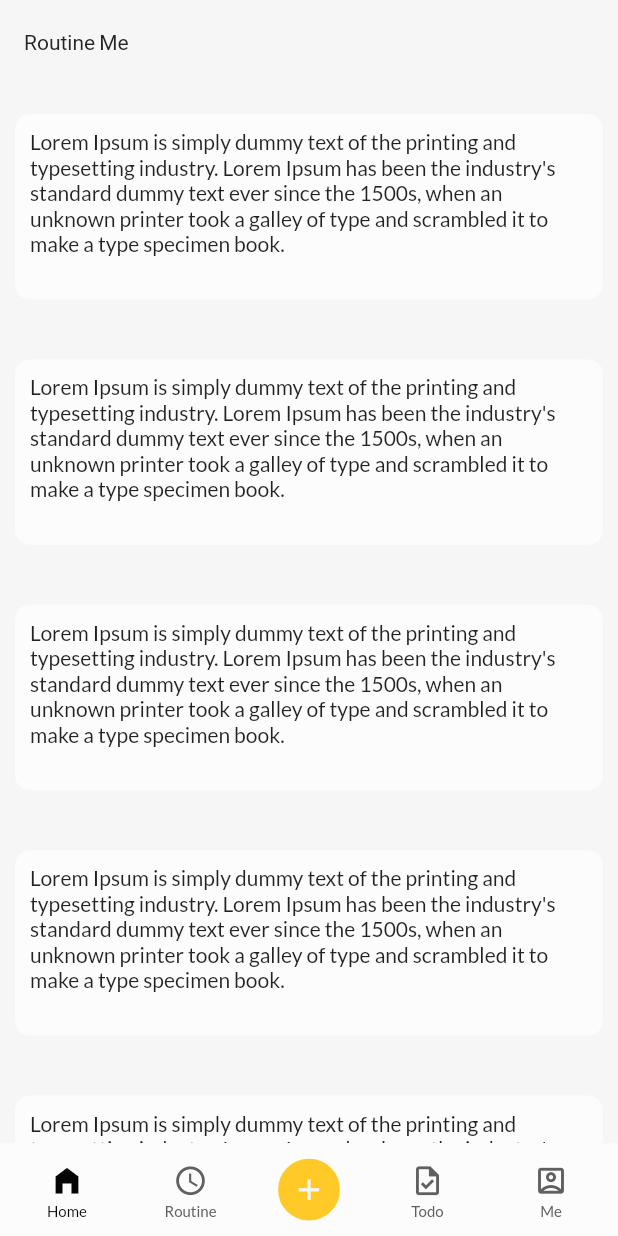
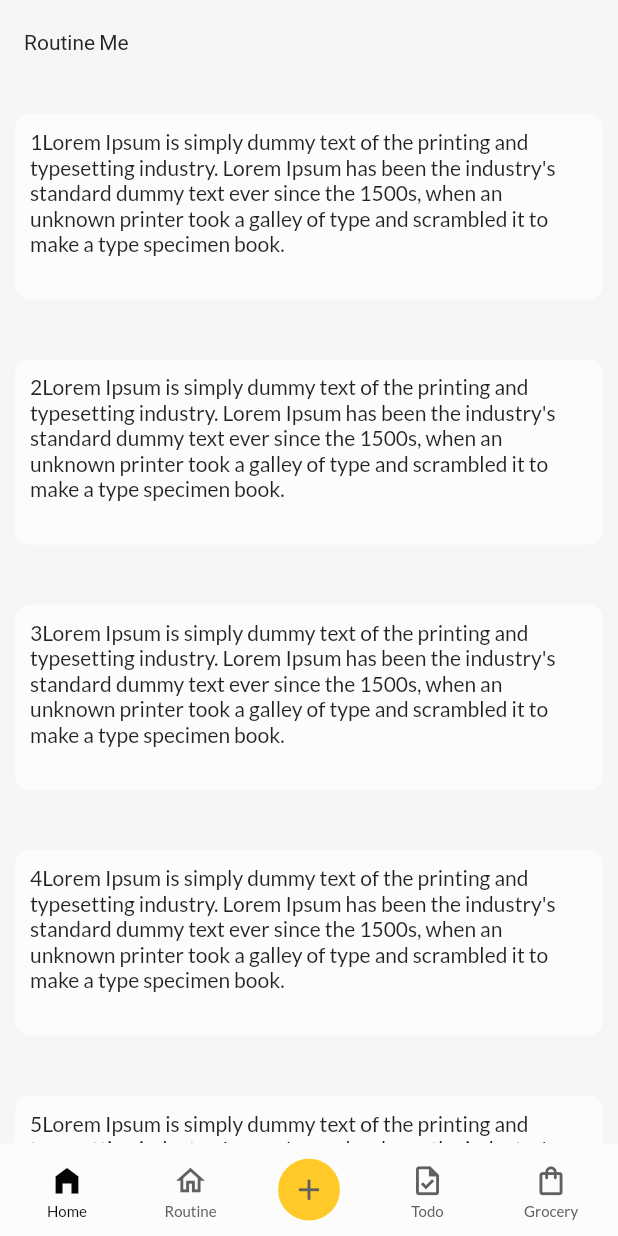
Before and after one commit to sammacorpy/routineMe, a Flutter app: the screen it shows after launch, on a phone screen of 412 x 824 dp. Run offline on Flutter 3.47's test engine with Material 2 defaults, Android fonts, the light colour scheme and no system bars; our stand-ins replace google_fonts; Roboto replaces fonts that are missing (Changa).

Commit message:
code refactoring

```diff
--- a/lib/components/bottomnavbar.dart
+++ b/lib/components/bottomnavbar.dart
@@ -1,21 +1,41 @@
 import 'package:flutter/material.dart';
+import 'package:routineme/components/floatingaddbutton.dart';
+import 'package:routineme/components/interface/icons.dart';
+import 'package:routineme/components/namedicons.dart';
 import 'package:routineme/components/navicons.dart';
 import 'package:routineme/devicesettings/devicesettings.dart';
 import 'package:routineme/themes/customcolors.dart';
 
-class BottomNavBar extends StatefulWidget {
-  BottomNavBar({Key? key}) : super(key: key);
+class BottomNavBar extends StatelessWidget {
+  final String page;
+  final void Function(String) changePage;
+  const BottomNavBar({Key? key, required this.page, required this.changePage})
+      : super(key: key);
 
-  @override
-  State<BottomNavBar> createState() => _BottomNavBarState();
-}
-
-class _BottomNavBarState extends State<BottomNavBar> {
-  var active = "Home";
-  void setActive(String val) {
-    setState(() {
-      active = val;
-    });
+  AppIcons _navBarIcons({
+    required String page,
+    required Map<IconState, IconData> icon,
+    bool floating = false,
+    required void Function() onClick,
+    Color? color,
+  }) {
+    final isActive = page == this.page;
+    color = color ?? (isActive ? CustomColors.primary2 : CustomColors.mattBlack);
+    if (floating) {
+      return FloatingIcon(
+        icon: (isActive ? icon[IconState.active] : icon[IconState.deactive])
+            as IconData,
+        color: color,
+        onClick: onClick,
+      );
+    }
+    return NavIcons(
+      text: page,
+      icon: (isActive ? icon[IconState.active] : icon[IconState.deactive])
+          as IconData,
+      onClick: onClick,
+      color: color,
+    );
   }
 
   @override
@@ -38,44 +58,11 @@ class _BottomNavBarState extends State<BottomNavBar> {
       child: Row(
         mainAxisAlignment: MainAxisAlignment.spaceBetween,
         children: <Widget>[
-          NavIcons(
-            text: "Home",
-            setActive: () => setActive("Home"),
-            active: active == "Home",
-          ),
-          NavIcons(
-            text: "Routine",
-            active: active == "Routine",
-            setActive: ()=>setActive("Routine"),
-          ),
-          Container(
-            decoration: BoxDecoration(
-                color: CustomColors.accent1,
-                borderRadius: const BorderRadius.all(Radius.circular(100)),
-                border: Border.all(width: 1, color: CustomColors.accent1)),
-            width: vh * 0.075 - vw * 0.05,
-            padding: const EdgeInsets.all(2),
-            alignment: Alignment.center,
-            child: Column(
-              mainAxisAlignment: MainAxisAlignment.center,
-              children: [
-                NavIcons(
-                  active: active == 'Add',
-                  color: CustomColors.primary1,
-                )
-              ],
-            ),
-          ),
-          NavIcons(
-            text: "Todo",
-            setActive: ()=>setActive("Todo"),
-            active: active == "Todo",
-          ),
-          NavIcons(
-            text: "Me",
-            setActive: ()=>setActive("Me"),
-            active: active == "Me",
-          ),
+          _navBarIcons(page: "Home", icon: NamedIcons.home, onClick: () => changePage("Home")),
+          _navBarIcons(page: "Routine", icon: NamedIcons.routine, onClick: () => changePage("Routine")),
+          _navBarIcons(page: "Add", icon: NamedIcons.add, onClick: () => print("Add something"), floating: true),
+          _navBarIcons(page: "Todo", icon: NamedIcons.todo, onClick: () => changePage("Todo")),
+          _navBarIcons(page: "Grocery", icon: NamedIcons.grocery, onClick: () => changePage("Grocery")),
         ],
       ),
     );
--- /dev/null
+++ b/lib/components/floatingaddbutton.dart
@@ -0,0 +1,61 @@
+import 'package:flutter/material.dart';
+import 'package:routineme/components/interface/icons.dart';
+import 'package:routineme/devicesettings/devicesettings.dart';
+import 'package:routineme/themes/customcolors.dart';
+
+class FloatingIcon extends AppIcons{
+  final Color color;
+  final IconData icon;
+  final VoidCallback? onClick;
+  const FloatingIcon(
+      {Key? key,
+      required this.color,
+      required this.icon,
+      required this.onClick})
+      : super(key: key);
+
+  @override
+  Widget build(BuildContext context) {
+    double scale = DeviceSettings.textScaleFactor(context);
+    double vw = DeviceSettings.deviceWidth(context);
+    double vh = DeviceSettings.deviceHeight(context);
+    return Container(
+      decoration: BoxDecoration(
+          color: CustomColors.accent1,
+          borderRadius: const BorderRadius.all(Radius.circular(100)),
+          border: Border.all(width: 1, color: CustomColors.accent1)),
+      width: vh * 0.075 - vw * 0.05,
+      padding: const EdgeInsets.all(2),
+      alignment: Alignment.center,
+      child: Column(
+        mainAxisAlignment: MainAxisAlignment.center,
+        children: [
+          Column(
+            mainAxisAlignment: MainAxisAlignment.center,
+            children: <Widget>[
+              SizedBox(
+                height: scale * 28,
+                child: IconButton(
+                  onPressed: onClick,
+                  padding: const EdgeInsets.all(0),
+                  splashRadius: scale * 18,
+                  splashColor: CustomColors.splashColor,
+                  hoverColor: CustomColors.splashColor,
+                  focusColor: CustomColors.splashColor,
+                  highlightColor: CustomColors.splashColor,
+                  iconSize: 12,
+                  enableFeedback: false,
+                  icon: Icon(
+                    icon,
+                    size: scale * 23,
+                    color: color,
+                  ),
+                ),
+              ),
+            ],
+          )
+        ],
+      ),
+    );
+  }
+}
--- /dev/null
+++ b/lib/components/interface/icons.dart
@@ -0,0 +1,10 @@
+import 'package:flutter/material.dart';
+
+class AppIcons extends StatelessWidget{
+  const AppIcons({Key? key}) : super(key: key);
+
+  @override
+  Widget build(BuildContext context){
+    throw UnimplementedError("Build method not implemented");
+  }
+}
--- a/lib/components/myscaffold.dart
+++ /dev/null
@@ -1,28 +0,0 @@
-import 'package:flutter/material.dart';
-import 'package:google_fonts/google_fonts.dart';
-import 'package:routineme/components/bottomnavbar.dart';
-import 'package:routineme/themes/customcolors.dart';
-
-class MyScaffold extends StatelessWidget {
-  final String appBarTitle;
-  final Widget body;
-  const MyScaffold({Key? key, required this.appBarTitle, required this.body})
-      : super(key: key);
-
-  @override
-  Widget build(BuildContext context) {
-    return Scaffold(
-      appBar: AppBar(
-        title: Text(appBarTitle),
-        titleTextStyle: TextStyle(
-          fontFamily:
-              GoogleFonts.changa(fontWeight: FontWeight.bold).fontFamily,
-          color: CustomColors.primaryText,
-        ),
-        elevation: 0,
-      ),
-      body: body,
-      bottomNavigationBar: BottomNavBar(),
-    );
-  }
-}
--- /dev/null
+++ b/lib/components/namedicons.dart
@@ -0,0 +1,15 @@
+import 'package:flutter/material.dart';
+
+enum IconState {
+  active,
+  deactive
+}
+
+class NamedIcons {
+  static Map<IconState, IconData> home = {IconState.deactive: Icons.home_outlined, IconState.active: Icons.home_filled};
+  static Map<IconState, IconData> routine = {IconState.deactive: Icons.home_outlined, IconState.active: Icons.home_filled};
+  static Map<IconState, IconData> todo = {IconState.deactive: Icons.task_outlined, IconState.active: Icons.task};
+  static Map<IconState, IconData> grocery = {IconState.deactive: Icons.shopping_bag_outlined, IconState.active: Icons.shopping_bag};
+  static Map<IconState, IconData> add = {IconState.deactive: Icons.add, IconState.active: Icons.add};
+  static Map<IconState, IconData> profile = {IconState.deactive: Icons.account_box_outlined, IconState.active: Icons.account_box};
+}
--- a/lib/components/navicons.dart
+++ b/lib/components/navicons.dart
@@ -1,39 +1,34 @@
 import 'package:flutter/material.dart';
+import 'package:routineme/components/interface/icons.dart';
 import 'package:routineme/devicesettings/devicesettings.dart';
 import 'package:routineme/themes/customcolors.dart';
 
-class NavIcons extends StatelessWidget {
-  final String? text;
-  final Color? color;
-  final Color? bgColor;
-  final bool active;
-  final Map iconObject = const {
-    'Home': {'default': Icons.home_outlined, 'active': Icons.home_filled},
-    'Routine': {'default': Icons.access_time_outlined, 'active': Icons.access_time_filled},
-    'Todo': {'default': Icons.task_outlined, 'active': Icons.task_rounded},
-    'Me': {'default': Icons.account_box_outlined, 'active': Icons.account_box},
-    'Add': {'default': Icons.add, 'active': Icons.add},
-  };
-  final VoidCallback? setActive;
-  const NavIcons(
-      {Key? key,
-      this.text,
-      this.color,
-      this.bgColor,
-      required this.active,
-      this.setActive})
-      : super(key: key);
+class NavIcons extends AppIcons{
+  final String text;
+  final IconData icon;
+  final VoidCallback onClick;
+  final Color color;
+  const NavIcons({
+    Key? key,
+    required this.text,
+    required this.icon,
+    required this.onClick,
+    required this.color,
+  }) : super(key: key);
 
   @override
   Widget build(BuildContext context) {
+    // get scale of device
     double scale = DeviceSettings.textScaleFactor(context);
+
+    // return NavIcons widget
     return Column(
       mainAxisAlignment: MainAxisAlignment.center,
       children: <Widget>[
         SizedBox(
           height: scale * 28,
           child: IconButton(
-            onPressed: setActive ?? () {},
+            onPressed: onClick,
             padding: const EdgeInsets.all(0),
             splashRadius: scale * 18,
             splashColor: CustomColors.splashColor,
@@ -43,18 +38,20 @@ class NavIcons extends StatelessWidget {
             iconSize: 12,
             enableFeedback: false,
             icon: Icon(
-              (active) ? iconObject[text]['active'] : iconObject[text ?? 'Add']['default'],
+              icon,
               size: scale * 23,
-              color: color ?? (active ? CustomColors.primary2 :CustomColors.mattBlack),
+              color: color,
             ),
           ),
         ),
-        if (text != null)
-          Text(
-            text as String,
-            textAlign: TextAlign.center,
-            style: TextStyle(fontSize: scale * 10, color: active ? CustomColors.primary2 :CustomColors.mattBlack),
-          )
+        Text(
+          text,
+          textAlign: TextAlign.center,
+          style: TextStyle(
+            fontSize: scale * 10,
+            color: color,
+          ),
+        ),
       ],
     );
   }
--- a/lib/main.dart
+++ b/lib/main.dart
@@ -29,11 +29,8 @@ class MyApp extends StatelessWidget {
       debugShowCheckedModeBanner: false,
       title: 'Routine Me',
       routes: {
-        '/routines': (context) => const Routine(),
-        '/todo': (context) => const Todo(),
-        '/groceries': (context) => const Grocery(),
-        '/dashboard': (context) => const Dashboard(),
-        '/': (context) => const Home()
+        '/profile': (context) => const DashboardScreen(),
+        '/': (context) => const HomeScreen()
       },
       theme: theme.themeData,
       initialRoute: '/',
--- a/lib/mocks/mocks.dart
+++ b/lib/mocks/mocks.dart
@@ -2,8 +2,8 @@ import 'package:routineme/models/priority.dart';
 import 'package:routineme/models/todo.dart';
 
 class Mocks {
-  static List<TodoModel> todos = [
-    TodoModel(
+  static List<Todo> todos = [
+    Todo(
       active: true,
       id: 'id1',
       title: 'Clear the basket for laundry',
@@ -11,7 +11,7 @@ class Mocks {
       createdAt: DateTime.now(),
     ),
 
-    TodoModel(
+    Todo(
       active: true,
       id: 'id1',
       title: 'Clear the basket for laundry',
@@ -19,7 +19,7 @@ class Mocks {
       createdAt: DateTime.now(),
     ),
 
-    TodoModel(
+    Todo(
       active: true,
       id: 'id1',
       title: 'Clear the basket for laundry',
@@ -27,7 +27,7 @@ class Mocks {
       createdAt: DateTime.now(),
     ),
 
-    TodoModel(
+    Todo(
       active: true,
       id: 'id1',
       title: 'Clear the basket for laundry',
@@ -35,7 +35,7 @@ class Mocks {
       createdAt: DateTime.now(),
     ),
 
-    TodoModel(
+    Todo(
       active: true,
       id: 'id1',
       title: 'Clear the basket for laundry',
@@ -43,7 +43,7 @@ class Mocks {
       createdAt: DateTime.now(),
     ),
 
-    TodoModel(
+    Todo(
       active: true,
       id: 'id1',
       title: 'Clear the basket for laundry',
@@ -51,7 +51,7 @@ class Mocks {
       createdAt: DateTime.now(),
     ),
 
-    TodoModel(
+    Todo(
       active: true,
       id: 'id1',
       title: 'Clear the basket for laundry',
@@ -59,7 +59,7 @@ class Mocks {
       createdAt: DateTime.now(),
     ),
 
-    TodoModel(
+    Todo(
       active: true,
       id: 'id1',
       title: 'Clear the basket for laundry',
--- a/lib/models/grocerylist.dart
+++ b/lib/models/grocerylist.dart
@@ -1,7 +1,7 @@
-class IGrocery {
+class Grocery {
   String name;
   String id;
-  IGrocery({
+  Grocery({
     required this.name,
     required this.id,
   });
--- a/lib/models/routine.dart
+++ b/lib/models/routine.dart
@@ -1,7 +1,7 @@
 import 'package:routineme/models/frequency.dart';
 import 'package:routineme/models/priority.dart';
 
-class RoutineModel {
+class Routine {
   String name;
   String id;
   Priority priority;
@@ -9,7 +9,7 @@ class RoutineModel {
   DateTime? starttime;
   DateTime? endtime;
 
-  RoutineModel({
+  Routine({
     required this.id,
     required this.name,
     required this.priority,
--- a/lib/models/todo.dart
+++ b/lib/models/todo.dart
@@ -1,8 +1,6 @@
-// import 'package:flutter/material.dart';
-// import '../models/task.dart';
 import 'package:routineme/models/priority.dart';
 
-class TodoModel {
+class Todo {
   final String title;
   final String id;
   Priority priority;
@@ -10,7 +8,7 @@ class TodoModel {
   bool completed = false;
   DateTime? createdAt;
 
-  TodoModel({
+  Todo({
     required this.id,
     required this.title,
     required this.priority,
@@ -18,7 +16,7 @@ class TodoModel {
     this.createdAt,
   });
 
-  TodoModel.fromJson(dynamic data):
+  Todo.fromJson(dynamic data):
     title = data['title'],
     id = data['id'],
     priority = data['priority'],
--- a/lib/screens/dashboards.dart
+++ b/lib/screens/dashboards.dart
@@ -1,15 +1,11 @@
 import 'package:flutter/material.dart';
-import 'package:routineme/components/myscaffold.dart';
 
-class Dashboard extends StatelessWidget {
-  const Dashboard({Key? key}): super(key: key);
+class DashboardScreen extends StatelessWidget {
+  const DashboardScreen({Key? key}): super(key: key);
 
   @override
   Widget build(BuildContext context) {
-    return MyScaffold(
-      appBarTitle: "Dashboard",
-      body: Container(),
-    );
+    return  Container();
   }
 
 }
--- a/lib/screens/groceries.dart
+++ b/lib/screens/groceries.dart
@@ -1,15 +1,10 @@
 import 'package:flutter/material.dart';
-import 'package:routineme/components/myscaffold.dart';
-
-class Grocery extends StatelessWidget {
-  const Grocery({Key? key}): super(key: key);
+class GroceryScreen extends StatelessWidget {
+  const GroceryScreen({Key? key}): super(key: key);
 
   @override
   Widget build(BuildContext context) {
-    return MyScaffold(
-      appBarTitle: "Groceries",
-      body: Container(),
-    );
+    return Container();
   }
 
 
--- a/lib/screens/home.dart
+++ b/lib/screens/home.dart
@@ -1,221 +1,54 @@
 import 'package:flutter/material.dart';
-import 'package:routineme/components/myscaffold.dart';
+import 'package:google_fonts/google_fonts.dart';
+import 'package:routineme/components/bottomnavbar.dart';
 import 'package:routineme/devicesettings/devicesettings.dart';
 import 'package:routineme/themes/customcolors.dart';
 
-class Home extends StatelessWidget {
-  const Home({Key? key}) : super(key: key);
+class HomeScreen extends StatefulWidget {
+  const HomeScreen({Key? key}): super(key: key);
+  @override
+  State<HomeScreen> createState() {
+    return _HomeScreenState();
+  }
+}
+
+class _HomeScreenState extends State<HomeScreen> {
+  String page = "Home";
+  void changePage(val) {
+    setState(() {
+      page = val;
+    });
+  }
 
   @override
   Widget build(BuildContext context) {
-    return MyScaffold(
-      appBarTitle: "Routine Me",
+    return Scaffold(
+      appBar: AppBar(
+        title: const Text("Routine Me"),
+        titleTextStyle: TextStyle(
+          fontFamily:
+              GoogleFonts.changa(fontWeight: FontWeight.bold).fontFamily,
+          color: CustomColors.primaryText,
+        ),
+        elevation: 0,
+      ),
       body: Container(
         color: CustomColors.bg1,
         child: ListView(
-          children: [
-            1,
-            1,
-            1,
-            1,
-            1,
-            1,
-            1,
-            1,
-            1,
-            1,
-            1,
-            1,
-            1,
-            1,
-            1,
-            1,
-            1,
-            1,
-            1,
-            1,
-            1,
-            1,
-            1,
-            1,
-            1,
-            1,
-            1,
-            1,
-            1,
-            1,
-            1,
-            1,
-            1,
-            1,
-            1,
-            1,
-            1,
-            1,
-            1,
-            1,
-            1,
-            1,
-            1,
-            1,
-            1,
-            1,
-            1,
-            1,
-            1,
-            1,
-            1,
-            1,
-            1,
-            1,
-            1,
-            1,
-            1,
-            1,
-            1,
-            1,
-            1,
-            1,
-            1,
-            1,
-            1,
-            1,
-            1,
-            1,
-            1,
-            1,
-            1,
-            1,
-            1,
-            1,
-            1,
-            1,
-            1,
-            1,
-            1,
-            1,
-            1,
-            1,
-            1,
-            1,
-            1,
-            1,
-            1,
-            1,
-            1,
-            1,
-            1,
-            1,
-            1,
-            1,
-            1,
-            1,
-            1,
-            1,
-            1,
-            1,
-            1,
-            1,
-            1,
-            1,
-            1,
-            1,
-            1,
-            1,
-            1,
-            1,
-            1,
-            1,
-            1,
-            1,
-            1,
-            1,
-            1,
-            1,
-            1,
-            1,
-            1,
-            1,
-            1,
-            1,
-            1,
-            1,
-            1,
-            1,
-            1,
-            1,
-            1,
-            1,
-            1,
-            1,
-            1,
-            1,
-            1,
-            1,
-            1,
-            1,
-            1,
-            1,
-            1,
-            1,
-            1,
-            1,
-            1,
-            1,
-            1,
-            1,
-            1,
-            1,
-            1,
-            1,
-            1,
-            1,
-            1,
-            1,
-            1,
-            1,
-            1,
-            1,
-            1,
-            1,
-            1,
-            1,
-            1,
-            1,
-            1,
-            1,
-            1,
-            1,
-            1,
-            1,
-            1,
-            1,
-            1,
-            1,
-            1,
-            1,
-            1,
-            1,
-            1,
-            1,
-            1,
-            1,
-            1,
-            1,
-            1,
-          ]
+          children: [1, 2, 3, 4, 5, 6, 7, 8, 9, 10, 11, 12, 13, 14, 15, 16, 17, 18, 19, 20, 21, 22, 23, 24, 25, 26, 27, 28, 29, 30, 31, 32, 33, 34, 35, 36, 37, 38, 39, 40, 41, 42, 43, 44, 45, 46, 47, 48, 49, 50, 51, 52, 53, 54, 55, 56, 57, 58, 59, 60, 61, 62, 63, 64, 65, 66, 67, 68, 69, 70, 71, 72, 73, 74, 75, 76, 77, 78, 79, 80, 81, 82, 83, 84, 85, 86, 87, 88, 89, 90, 91, 92, 93, 94, 95, 96, 97, 98, 99, 100, 101, 102, 103, 104, 105, 106, 107, 108, 109, 110, 111, 112, 113, 114, 115, 116, 117, 118, 119, 120, 121, 122, 123, 124, 125, 126, 127, 128, 129, 130, 131, 132, 133, 134, 135, 136, 137, 138, 139, 140, 141, 142, 143, 144, 145, 146, 147, 148, 149, 150, 151, 152, 153, 154, 155, 156, 157, 158, 159, 160, 161, 162, 163, 164, 165, 166, 167, 168, 169, 170, 171, 172, 173, 174, 175, 176, 177, 178, 179, 180, 181, 182, 183, 184, 185, 186, 187, 188, 189]
               .map((e) => Container(
                   height: DeviceSettings.deviceHeight(context) * 0.15,
-                  decoration: BoxDecoration(
+                  decoration: const BoxDecoration(
                       color: CustomColors.bg2,
                       borderRadius: BorderRadius.all(Radius.circular(10))),
                   margin:
-                      EdgeInsets.only(left: 10, right: 10, top: 20, bottom: 20),
-                  padding: EdgeInsets.all(10),
-                  child: Text("Lorem Ipsum is simply dummy text of the printing and typesetting industry. Lorem Ipsum has been the industry's standard dummy text ever since the 1500s, when an unknown printer took a galley of type and scrambled it to make a type specimen book.")))
+                      const EdgeInsets.only(left: 10, right: 10, top: 20, bottom: 20),
+                  padding: const EdgeInsets.all(10),
+                  child: Text(e.toString() + "Lorem Ipsum is simply dummy text of the printing and typesetting industry. Lorem Ipsum has been the industry's standard dummy text ever since the 1500s, when an unknown printer took a galley of type and scrambled it to make a type specimen book.")))
               .toList(),
         ),
       ),
+      bottomNavigationBar: BottomNavBar(page: page, changePage: changePage),
     );
   }
 }
--- a/lib/screens/routines.dart
+++ b/lib/screens/routines.dart
@@ -1,14 +1,10 @@
 import 'package:flutter/material.dart';
-import 'package:routineme/components/myscaffold.dart';
 
-class Routine extends StatelessWidget {
-  const Routine({Key? key}) : super(key: key);
+class RoutineScreen extends StatelessWidget {
+  const RoutineScreen({Key? key}) : super(key: key);
 
   @override
   Widget build(BuildContext context) {
-    return MyScaffold(
-      appBarTitle: "Routines",
-      body: Container(),
-    );
+    return Container();
   }
 }
--- a/lib/screens/todos.dart
+++ b/lib/screens/todos.dart
@@ -1,13 +1,9 @@
 import 'package:flutter/material.dart';
-import 'package:routineme/components/myscaffold.dart';
 
-class Todo extends StatelessWidget {
-  const Todo({Key? key}): super(key: key);
+class TodoScreen extends StatelessWidget {
+  const TodoScreen({Key? key}): super(key: key);
   @override
   Widget build(BuildContext context) {
-    return MyScaffold(
-      appBarTitle: "Todo",
-      body: Container(),
-    );
+    return Container();
   }
 }
--- a/pubspec.yaml
+++ b/pubspec.yaml
@@ -35,6 +35,7 @@ dependencies:
   # Use with the CupertinoIcons class for iOS style icons.
   cupertino_icons: ^1.0.2
   google_fonts: ^2.2.0
+  flutter_bloc: ^8.0.1
 
 dev_dependencies:
   flutter_test:
```
Also changed, not shown: pubspec.lock, 1 other file.
